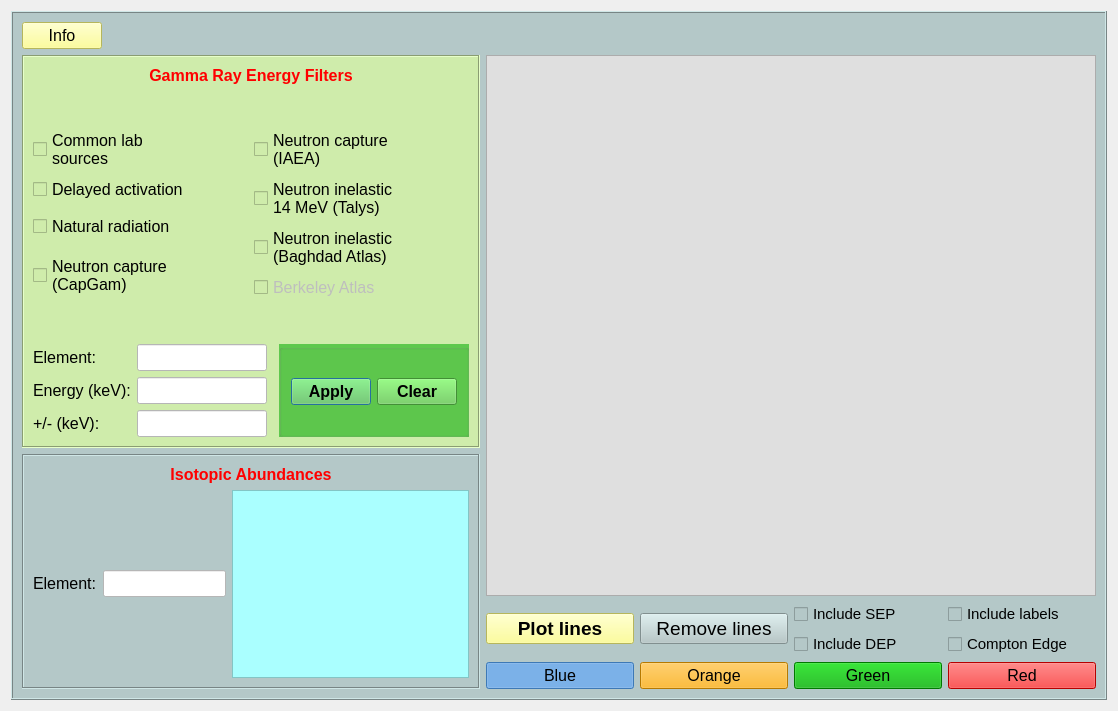
mauricioAyllon/NASA-gamma, file nasagamma/win_isot_id.ui: the form before one commit.
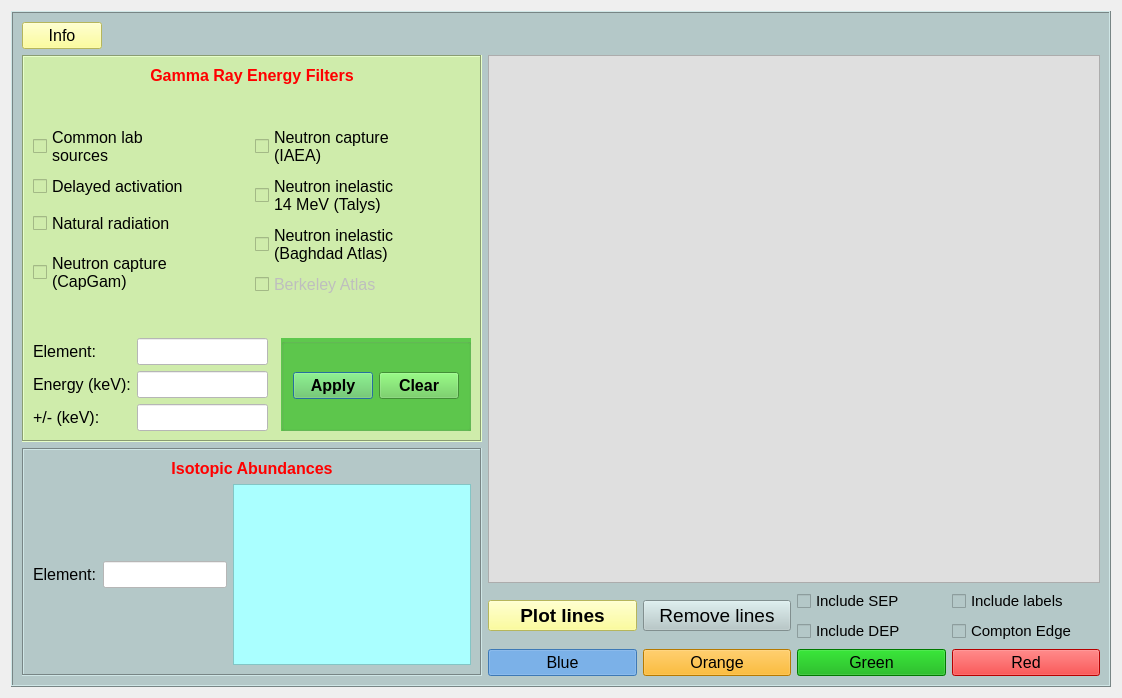
The form after the commit.

Commit message: Aesthetic changes to the window

Diff of the .ui file:
```diff
--- a/nasagamma/win_isot_id.ui
+++ b/nasagamma/win_isot_id.ui
@@ -6,8 +6,8 @@
    <rect>
     <x>0</x>
     <y>0</y>
-    <width>1118</width>
-    <height>711</height>
+    <width>1122</width>
+    <height>698</height>
    </rect>
   </property>
   <property name="windowTitle">
@@ -36,7 +36,7 @@
        <widget class="QFrame" name="frame_3">
         <property name="maximumSize">
          <size>
-          <width>590</width>
+          <width>16777215</width>
           <height>16777215</height>
          </size>
         </property>
@@ -423,8 +423,8 @@
             <rect>
              <x>0</x>
              <y>0</y>
-             <width>556</width>
-             <height>511</height>
+             <width>546</width>
+             <height>498</height>
             </rect>
            </property>
           </widget>
@@ -436,7 +436,7 @@
        <widget class="QFrame" name="frame_2">
         <property name="maximumSize">
          <size>
-          <width>590</width>
+          <width>16777215</width>
           <height>16777215</height>
          </size>
         </property>
```
